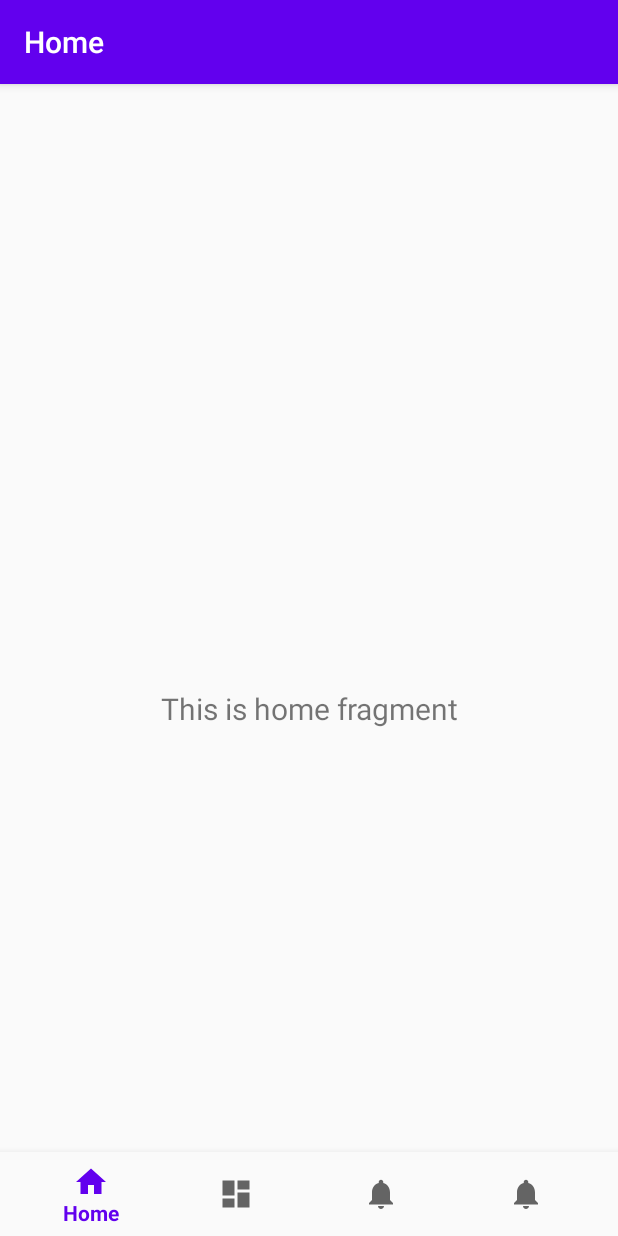
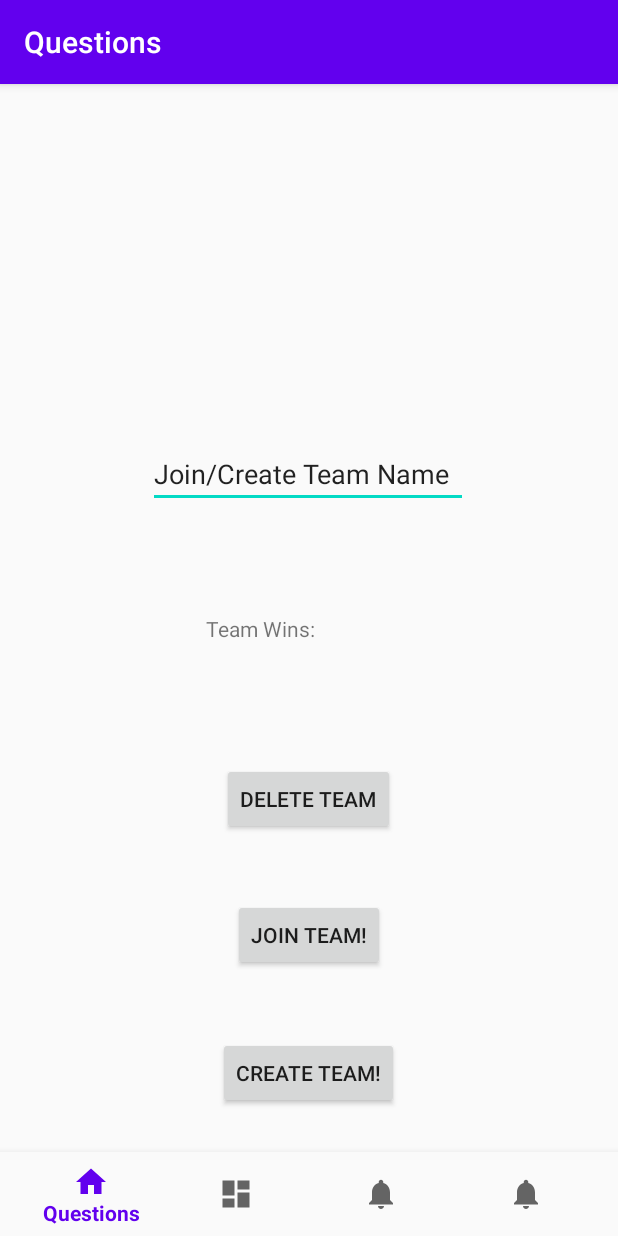
Before and after one commit to jmahajan117/COVIDQuiz, an Android app: the HomeFragment screen opened directly, with no data from a screen before it, on a phone screen of 412 x 824 dp. Run offline under Robolectric (Android 15) with nearby library versions, the phone set to English and light mode, and no system bars; our stand-ins replace navigation-ui.

Commit message:
Updated Login Screen, worked on UI for teams

```diff
--- a/app/src/main/java/com/example/covidquiz/MainActivity.java
+++ b/app/src/main/java/com/example/covidquiz/MainActivity.java
@@ -38,7 +38,7 @@ public class MainActivity extends AppCompatActivity {
                     "DataBased2");
             Statement statement = server.createStatement();
             //WATCH SPACES
-            ResultSet r = statement.executeQuery("SELECT u.Username, u.Password " +
+            ResultSet r = statement.executeQuery("SELECT u.Username, u.Password, u.TName " +
                     "FROM Users u " + "WHERE u.Username = " +
                     "\""+ userName + "\""+  " AND u.Password = " +  "\""+ password + "\"");
 
@@ -46,6 +46,7 @@ public class MainActivity extends AppCompatActivity {
             while (r.next()) {
                 if (r.getString("Username").equals(userName) && r.getString("Password").equals(password)) {
                     Intent nextScreen = new Intent(this, Lobby.class);
+                    nextScreen.putExtra("Team Name", r.getString("TName"));
                     startActivity(nextScreen);
                     //DO WHATEVER HERE
                 }
--- a/app/src/main/java/com/example/covidquiz/ui/dashboard/DashboardFragment.java
+++ b/app/src/main/java/com/example/covidquiz/ui/dashboard/DashboardFragment.java
@@ -30,6 +30,7 @@ public class DashboardFragment extends Fragment {
                 textView.setText(s);
             }
         });
+        getActivity().setTitle("Teams");
         return root;
     }
 }
--- a/app/src/main/java/com/example/covidquiz/ui/home/HomeFragment.java
+++ b/app/src/main/java/com/example/covidquiz/ui/home/HomeFragment.java
@@ -1,9 +1,11 @@
 package com.example.covidquiz.ui.home;
 
 import android.os.Bundle;
+import android.util.Log;
 import android.view.LayoutInflater;
 import android.view.View;
 import android.view.ViewGroup;
+import android.widget.Button;
 import android.widget.TextView;
 
 import androidx.annotation.NonNull;
@@ -16,20 +18,39 @@ import com.example.covidquiz.R;
 
 public class HomeFragment extends Fragment {
 
-    private HomeViewModel homeViewModel;
+    private Button deleteTeam;
+    private Button joinTeam;
+    private Button createTeam;
+    private TextView textWins;
 
     public View onCreateView(@NonNull LayoutInflater inflater,
                              ViewGroup container, Bundle savedInstanceState) {
-        homeViewModel =
-                ViewModelProviders.of(this).get(HomeViewModel.class);
         View root = inflater.inflate(R.layout.fragment_home, container, false);
-        final TextView textView = root.findViewById(R.id.text_home);
-        homeViewModel.getText().observe(getViewLifecycleOwner(), new Observer<String>() {
-            @Override
-            public void onChanged(@Nullable String s) {
-                textView.setText(s);
-            }
+
+        deleteTeam = (Button) root.findViewById(R.id.buttonDeleteTeam);
+        joinTeam = (Button) root.findViewById(R.id.buttonJoin);
+        createTeam = (Button) root.findViewById(R.id.buttonCreateTeam);
+        textWins = (TextView) root.findViewById(R.id.textViewWins);
+
+        String teamName = getActivity().getIntent().getStringExtra("Team Name");
+
+        //TODO: Get the wins of the team and update the textWins elem accordingly
+
+        deleteTeam.setOnClickListener(v -> {
+            //TODO: DELETE THE TEAM
+            String message = "Good Luck";
         });
+
+        joinTeam.setOnClickListener(v -> {
+            //TODO: JOIN THE TEAM
+            String message = "Good Luck";
+        });
+
+        createTeam.setOnClickListener(v -> {
+            //TODO: CREATE THE TEAM
+            String message = "Good Luck";
+        });
+
         return root;
     }
 }
--- a/app/src/main/res/layout/fragment_home.xml
+++ b/app/src/main/res/layout/fragment_home.xml
@@ -6,17 +6,65 @@
     android:layout_height="match_parent"
     tools:context=".ui.home.HomeFragment">
 
+    <EditText
+        android:id="@+id/editTextTextPersonName"
+        android:layout_width="wrap_content"
+        android:layout_height="wrap_content"
+        android:ems="10"
+        android:inputType="textPersonName"
+        android:text="Join/Create Team Name"
+        app:layout_constraintBottom_toBottomOf="parent"
+        app:layout_constraintEnd_toEndOf="parent"
+        app:layout_constraintHorizontal_bias="0.497"
+        app:layout_constraintStart_toStartOf="parent"
+        app:layout_constraintTop_toTopOf="parent"
+        app:layout_constraintVertical_bias="0.272" />
+
     <TextView
-        android:id="@+id/text_home"
-        android:layout_width="match_parent"
+        android:id="@+id/textViewWins"
+        android:layout_width="136dp"
+        android:layout_height="47dp"
+        android:text="Team Wins:"
+        app:layout_constraintBottom_toBottomOf="parent"
+        app:layout_constraintEnd_toEndOf="parent"
+        app:layout_constraintHorizontal_bias="0.498"
+        app:layout_constraintStart_toStartOf="parent"
+        app:layout_constraintTop_toTopOf="parent"
+        app:layout_constraintVertical_bias="0.447" />
+
+    <Button
+        android:id="@+id/buttonDeleteTeam"
+        android:layout_width="wrap_content"
         android:layout_height="wrap_content"
-        android:layout_marginStart="8dp"
-        android:layout_marginTop="8dp"
-        android:layout_marginEnd="8dp"
-        android:textAlignment="center"
-        android:textSize="20sp"
+        android:text="Delete Team"
+        app:layout_constraintBottom_toBottomOf="parent"
+        app:layout_constraintEnd_toEndOf="parent"
+        app:layout_constraintHorizontal_bias="0.498"
+        app:layout_constraintStart_toStartOf="parent"
+        app:layout_constraintTop_toTopOf="parent"
+        app:layout_constraintVertical_bias="0.597" />
+
+    <Button
+        android:id="@+id/buttonJoin"
+        android:layout_width="wrap_content"
+        android:layout_height="wrap_content"
+        android:text="Join Team!"
         app:layout_constraintBottom_toBottomOf="parent"
         app:layout_constraintEnd_toEndOf="parent"
         app:layout_constraintStart_toStartOf="parent"
-        app:layout_constraintTop_toTopOf="parent" />
+        app:layout_constraintTop_toTopOf="parent"
+        app:layout_constraintVertical_bias="0.734" />
+
+    <Button
+        android:id="@+id/buttonCreateTeam"
+        android:layout_width="wrap_content"
+        android:layout_height="wrap_content"
+        android:text="Create Team!"
+        app:layout_constraintBottom_toBottomOf="parent"
+        app:layout_constraintEnd_toEndOf="parent"
+        app:layout_constraintHorizontal_bias="0.498"
+        app:layout_constraintStart_toStartOf="parent"
+        app:layout_constraintTop_toTopOf="parent"
+        app:layout_constraintVertical_bias="0.872" />
+
 </androidx.constraintlayout.widget.ConstraintLayout>
--- a/app/src/main/res/layout/fragment_navigate_stats.xml
+++ b/app/src/main/res/layout/fragment_navigate_stats.xml
@@ -1,14 +1,21 @@
 <?xml version="1.0" encoding="utf-8"?>
-<FrameLayout xmlns:android="http://schemas.android.com/apk/res/android"
+<androidx.constraintlayout.widget.ConstraintLayout xmlns:android="http://schemas.android.com/apk/res/android"
+    xmlns:app="http://schemas.android.com/apk/res-auto"
     xmlns:tools="http://schemas.android.com/tools"
+    android:id="@+id/frameLayout"
     android:layout_width="match_parent"
     android:layout_height="match_parent"
     tools:context=".navigate_stats">
 
     <!-- TODO: Update blank fragment layout -->
     <TextView
-        android:layout_width="match_parent"
-        android:layout_height="match_parent"
-        android:text="@string/hello_blank_fragment" />
+        android:id="@+id/textView2"
+        android:layout_width="0dp"
+        android:layout_height="0dp"
+        android:text="@string/hello_blank_fragment"
+        app:layout_constraintBottom_toBottomOf="parent"
+        app:layout_constraintEnd_toEndOf="parent"
+        app:layout_constraintStart_toStartOf="parent"
+        app:layout_constraintTop_toTopOf="parent" />
 
-</FrameLayout>
+</androidx.constraintlayout.widget.ConstraintLayout>
--- a/app/src/main/res/menu/bottom_nav_menu.xml
+++ b/app/src/main/res/menu/bottom_nav_menu.xml
@@ -4,17 +4,17 @@
     <item
         android:id="@+id/navigation_home"
         android:icon="@drawable/ic_home_black_24dp"
-        android:title="@string/title_home" />
+        android:title="Questions" />
 
     <item
         android:id="@+id/navigation_dashboard"
         android:icon="@drawable/ic_dashboard_black_24dp"
-        android:title="@string/title_dashboard" />
+        android:title="Teams" />
 
     <item
         android:id="@+id/navigation_notifications"
         android:icon="@drawable/ic_notifications_black_24dp"
-        android:title="@string/title_notifications" />
+        android:title="Rooms" />
     <item
         android:id = "@+id/navigate_stats"
         android:icon="@drawable/ic_notifications_black_24dp"
--- a/app/src/main/res/navigation/mobile_navigation.xml
+++ b/app/src/main/res/navigation/mobile_navigation.xml
@@ -8,7 +8,7 @@
     <fragment
         android:id="@+id/navigation_home"
         android:name="com.example.covidquiz.ui.home.HomeFragment"
-        android:label="@string/title_home"
+        android:label="Questions"
         tools:layout="@layout/fragment_home" />
 
     <fragment
```
